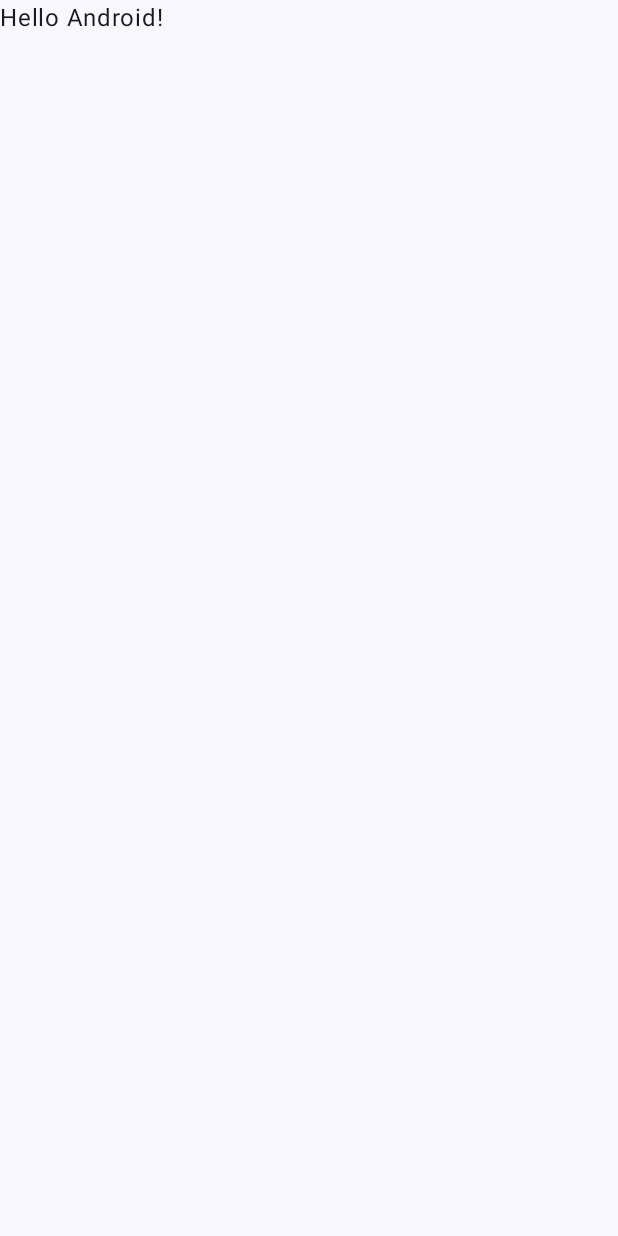
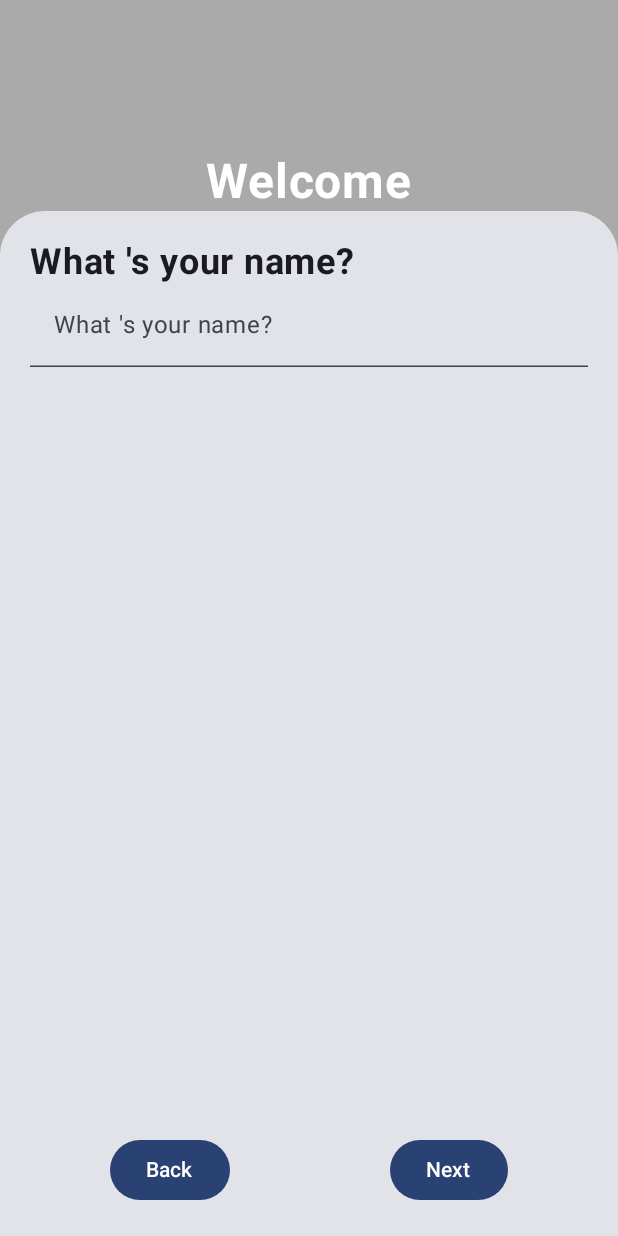
Before and after one commit to allangnutzmans/voluntariar, an Android app built with Jetpack Compose: the screen it shows after launch (MainActivity), on a phone screen of 412 x 824 dp. Before the commit the screen is almost empty. Run offline under Robolectric (Android 15) with nearby library versions, the phone set to English and light mode, and no system bars.

Commit message:
kick start auth and activities

```diff
--- a/app/src/main/AndroidManifest.xml
+++ b/app/src/main/AndroidManifest.xml
@@ -13,6 +13,11 @@
         android:theme="@style/Theme.Voluntariar"
         tools:targetApi="31">
         <activity
+            android:name="com.google.android.gms.auth.api.signin.internal.SignInHubActivity"
+            android:theme="@android:style/Theme.Translucent.NoTitleBar"
+            android:excludeFromRecents="true"
+            android:exported="false" />
+        <activity
             android:name=".MainActivity"
             android:exported="true"
             android:label="@string/app_name"
--- a/app/src/main/java/com/ongs/voluntariar/MainActivity.kt
+++ b/app/src/main/java/com/ongs/voluntariar/MainActivity.kt
@@ -4,44 +4,29 @@ import android.os.Bundle
 import androidx.activity.ComponentActivity
 import androidx.activity.compose.setContent
 import androidx.activity.enableEdgeToEdge
-import androidx.compose.foundation.layout.fillMaxSize
-import androidx.compose.foundation.layout.padding
-import androidx.compose.material3.Scaffold
-import androidx.compose.material3.Text
-import androidx.compose.runtime.Composable
-import androidx.compose.ui.Modifier
-import androidx.compose.ui.tooling.preview.Preview
+import androidx.navigation.compose.NavHost
+import androidx.navigation.compose.composable
+import androidx.navigation.compose.rememberNavController
+import com.ongs.voluntariar.screens.BmiScreen
+import com.ongs.voluntariar.screens.HomeScreen
 import com.ongs.voluntariar.ui.theme.VoluntariarTheme
 
 class MainActivity : ComponentActivity() {
     override fun onCreate(savedInstanceState: Bundle?) {
         super.onCreate(savedInstanceState)
+
         enableEdgeToEdge()
         setContent {
             VoluntariarTheme {
-                Scaffold(modifier = Modifier.fillMaxSize()) { innerPadding ->
-                    Greeting(
-                        name = "Android",
-                        modifier = Modifier.padding(innerPadding)
-                    )
+                val navController = rememberNavController()
+                NavHost(
+                    navController = navController,
+                    startDestination = "home",
+                ) {
+                    composable(route = "home") { HomeScreen(navController) }
+                    composable(route = "bmi") { BmiScreen() }
                 }
             }
         }
     }
 }
-
-@Composable
-fun Greeting(name: String, modifier: Modifier = Modifier) {
-    Text(
-        text = "Hello $name!",
-        modifier = modifier
-    )
-}
-
-@Preview(showBackground = true)
-@Composable
-fun GreetingPreview() {
-    VoluntariarTheme {
-        Greeting("Android")
-    }
-}
--- /dev/null
+++ b/app/src/main/java/com/ongs/voluntariar/screens/HomeScreen.kt
@@ -0,0 +1,130 @@
+package com.ongs.voluntariar.screens
+
+import androidx.compose.foundation.Image
+import androidx.compose.foundation.background
+import androidx.compose.foundation.layout.Arrangement
+import androidx.compose.foundation.layout.Box
+import androidx.compose.foundation.layout.Column
+import androidx.compose.foundation.layout.Row
+import androidx.compose.foundation.layout.fillMaxSize
+import androidx.compose.foundation.layout.fillMaxWidth
+import androidx.compose.foundation.layout.height
+import androidx.compose.foundation.layout.padding
+import androidx.compose.foundation.shape.RoundedCornerShape
+import androidx.compose.material3.Button
+import androidx.compose.material3.Card
+import androidx.compose.material3.Text
+import androidx.compose.material3.TextField
+import androidx.compose.runtime.Composable
+import androidx.compose.runtime.mutableStateOf
+import androidx.compose.runtime.remember
+import androidx.compose.ui.Alignment
+import androidx.compose.ui.Modifier
+import androidx.compose.ui.graphics.Color
+import androidx.compose.ui.res.painterResource
+import androidx.compose.ui.res.stringResource
+import androidx.compose.ui.text.font.FontWeight
+import androidx.compose.ui.tooling.preview.Preview
+import androidx.compose.ui.unit.dp
+import androidx.compose.ui.unit.sp
+import androidx.navigation.NavController
+import com.ongs.voluntariar.R
+
+@Composable
+fun HomeScreen(navController: NavController?){
+    var yourNameState = remember {
+        mutableStateOf("")
+    }
+
+    Box(
+        modifier = Modifier
+            .background(color = Color(0xffaaaaaa))
+            .fillMaxSize(),
+        contentAlignment = Alignment.Center
+    ) {
+        Column(
+            modifier = Modifier
+                .fillMaxSize(),
+            verticalArrangement = Arrangement.SpaceBetween,
+            horizontalAlignment = Alignment.CenterHorizontally
+        ) {
+            Box(
+                modifier = Modifier
+                    .background(color = Color(0xffaaaaaa))
+                    .padding(top = 100.dp, bottom = 2 .dp)
+
+            )
+            Text(
+                text = stringResource(R.string.welcome),
+                fontSize = 32.sp,
+                color = Color.White,
+                fontWeight = FontWeight.Bold
+            )
+            Card (
+                modifier = Modifier
+                    .fillMaxSize()
+                    .height(500.dp),
+                shape = RoundedCornerShape(
+                    topStart = 30.dp,
+                    topEnd = 30.dp,
+                )
+            ) {
+                Column (
+                    Modifier
+                        .fillMaxSize()
+                        .padding(20.dp),
+                    verticalArrangement = Arrangement.SpaceBetween,
+                    horizontalAlignment = Alignment.End,
+                ){
+                    Column {
+                        Modifier.
+                        fillMaxWidth()
+                        Text(
+                            text = stringResource(R.string.your_name),
+                            fontSize = 24.sp,
+                            fontWeight = FontWeight.Bold
+                        )
+                        TextField(
+                            value = yourNameState.value,
+                            onValueChange = {
+                                yourNameState.value = it
+                            },
+                            modifier = Modifier.fillMaxWidth(),
+                            label = {
+                                Text(text = stringResource(R.string.your_name))
+                            }
+
+                        )
+                    }
+                    Row (
+                        modifier = Modifier
+                            .fillMaxWidth(),
+                        horizontalArrangement = Arrangement.SpaceAround
+                    ){
+                        Button(onClick = { /*TODO*/ }) {
+                            Text(text = "Back")
+                        }
+                        Button(onClick = {
+                            navController!!.navigate("bmi")
+                        }) {
+                            Text(text = stringResource(R.string.next),)
+                        }
+                    }
+
+                }
+            }
+            /*Button(onClick = {}) {
+                Text(
+                    text = "Clique aqui",
+                    fontSize = 32.sp
+                )
+            }*/
+        }
+    }
+}
+
+@Preview(showSystemUi = true)
+@Composable
+private fun HomeScreenPreview(){
+    HomeScreen(null)
+}
--- a/app/src/main/res/values/strings.xml
+++ b/app/src/main/res/values/strings.xml
@@ -1,3 +1,7 @@
 <resources>
     <string name="app_name">voluntariar</string>
+    <string name="welcome">Welcome</string>
+    <string name="your_name">What \'s your name?</string>
+    <string name="next">Next</string>
+    <string name="title_activity_maps">MapsActivity</string>
 </resources>
--- a/build.gradle.kts
+++ b/build.gradle.kts
@@ -2,4 +2,6 @@
 plugins {
     alias(libs.plugins.android.application) apply false
     alias(libs.plugins.jetbrains.kotlin.android) apply false
+    alias(libs.plugins.google.android.libraries.mapsplatform.secrets.gradle.plugin) apply false
+    id("com.google.gms.google-services") version "4.4.2" apply false
 }
```
Also changed, not shown: app/build.gradle.kts (+14 -2 lines), app/src/main/java/com/ongs/voluntariar/screens/BmiScreen.kt (added, +36 -0 lines), app/src/main/java/com/ongs/voluntariar/screens/MapScreen.kt (added, +16 -0 lines), app/src/main/res/layout/activity_maps.xml (added, +9 -0 lines), gradle/libs.versions.toml (+13 -0 lines), 1 other file.
